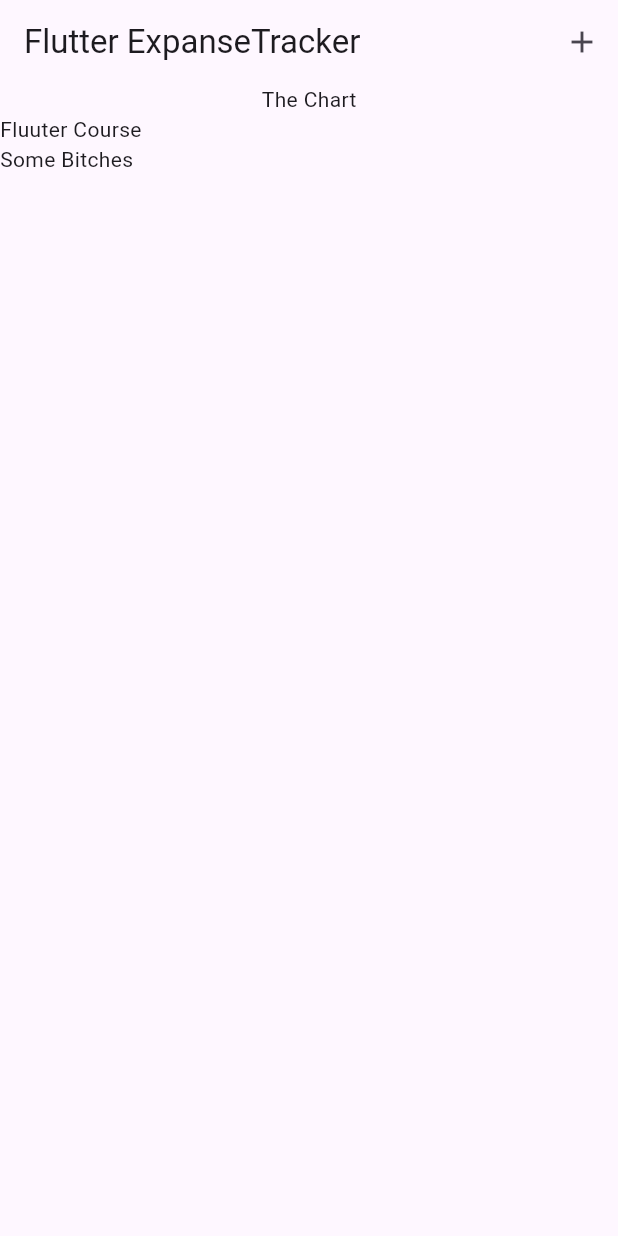
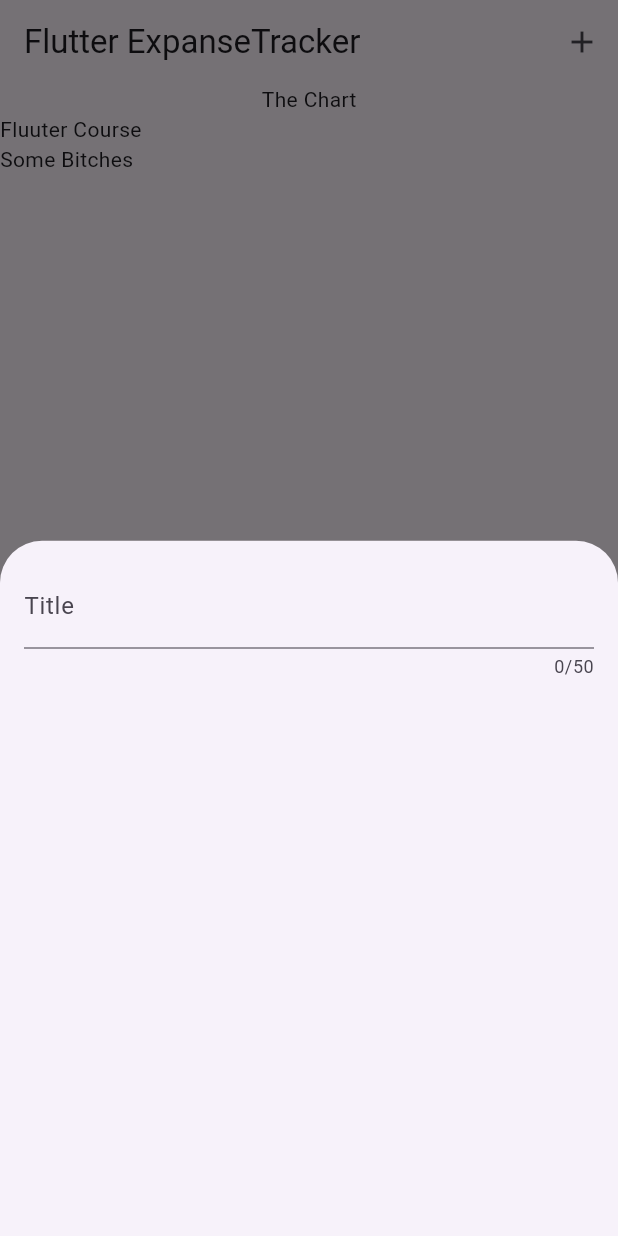
Before and after one commit to matinbhdrn77/expenses_tracker, a Flutter app: the screen it shows after launch, after a tap on the "add" icon, on a phone screen of 412 x 824 dp. Run offline on Flutter 3.47's test engine with Material 2 defaults, Android fonts, the phone set to English and light mode, and no system bars.

Commit message:
new_expense widget for adding expenses in modalsheet

```diff
--- a/lib/widgets/expenses.dart
+++ b/lib/widgets/expenses.dart
@@ -1,3 +1,4 @@
+import 'package:expense_tracker/widgets/new_expense.dart';
 import 'package:flutter/material.dart';
 
 import 'package:expense_tracker/widgets/expenses_list/expenses_list.dart';
@@ -26,7 +27,7 @@ class _ExpensesState extends State<Expenses> {
 
   void _openAddExpenseOverlay() {
     showModalBottomSheet(context: context, builder:(ctx) {
-      return Text('data');
+      return const NewExpense();
     });
   }
 
@@ -37,7 +38,7 @@ class _ExpensesState extends State<Expenses> {
         title: const Text('Flutter ExpanseTracker'),
         actions: [
           IconButton(
-            onPressed: () {},
+            onPressed: _openAddExpenseOverlay,
             icon: const Icon(Icons.add),
           ),
         ],
--- /dev/null
+++ b/lib/widgets/new_expense.dart
@@ -0,0 +1,20 @@
+import 'package:flutter/material.dart';
+
+class NewExpense extends StatelessWidget {
+  const NewExpense({super.key});
+
+  @override
+  Widget build(BuildContext context) {
+    return Padding(
+      padding: const EdgeInsets.all(16),
+      child: Column(children: const [
+        TextField(
+          maxLength: 50,
+          decoration: InputDecoration(
+            label: Text('Title'),
+          ),
+        )
+      ]),
+    );
+  }
+}
```
